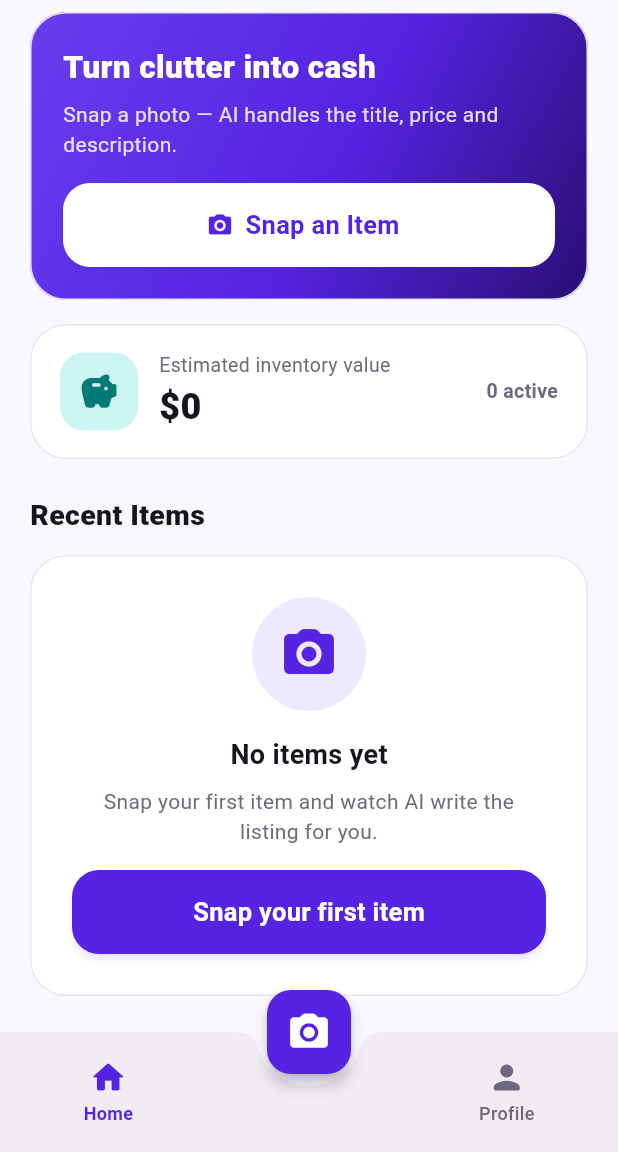
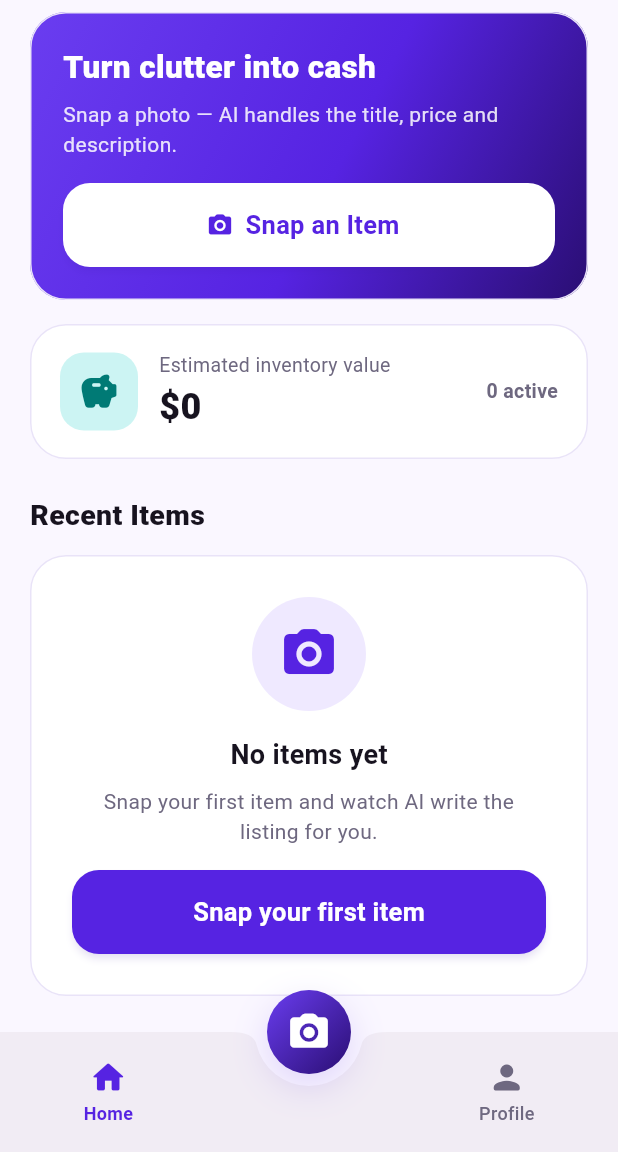
Before and after one commit to savsingh1/snap2sell, a Flutter app: the MainScaffold screen opened directly, on a phone screen of 412 x 824 dp, the part 84-1236 px from its top. Run offline on Flutter 3.47's test engine with Material 3 defaults, Android fonts, the phone set to English and light mode, and no system bars; our stand-ins replace image_picker, share_plus, shared_preferences; accounts and stored records are empty.

Commit message:
Premium feel pass: lib/screens/main_scaffold.dart

```diff
--- a/lib/screens/main_scaffold.dart
+++ b/lib/screens/main_scaffold.dart
@@ -35,10 +35,27 @@ class _MainScaffoldState extends State<MainScaffold> {
           ProfileScreen(),
         ],
       ),
-      floatingActionButton: FloatingActionButton(
-        onPressed: () => showCaptureSheet(context),
-        tooltip: 'Snap an item',
-        child: const Icon(Icons.photo_camera_rounded, size: 30),
+      floatingActionButton: Container(
+        decoration: const BoxDecoration(
+          shape: BoxShape.circle,
+          gradient: LinearGradient(
+            begin: Alignment.topLeft,
+            end: Alignment.bottomRight,
+            colors: [Color(0xFF6A3DF0), SnapColors.primaryDeep],
+          ),
+          boxShadow: SnapShadows.raised,
+        ),
+        child: FloatingActionButton(
+          onPressed: () => showCaptureSheet(context),
+          tooltip: 'Snap an item',
+          backgroundColor: Colors.transparent,
+          elevation: 0,
+          hoverElevation: 0,
+          focusElevation: 0,
+          highlightElevation: 0,
+          shape: const CircleBorder(),
+          child: const Icon(Icons.photo_camera_rounded, size: 30),
+        ),
       ),
       floatingActionButtonLocation: FloatingActionButtonLocation.centerDocked,
       bottomNavigationBar: BottomAppBar(
```
